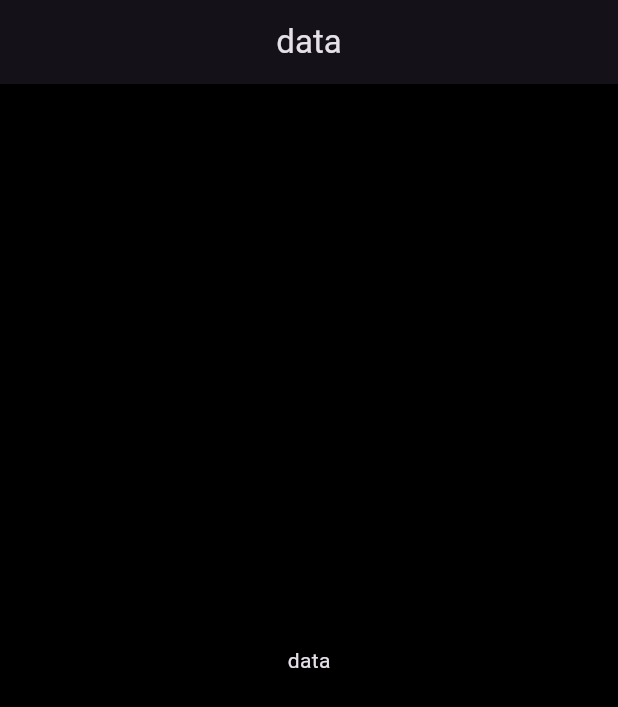
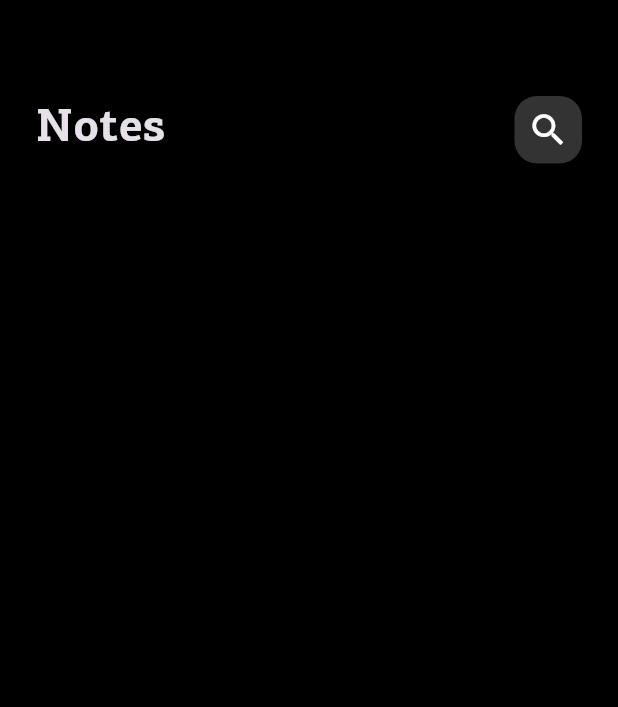
Before and after one commit to AhmedMaged1722/notes_app, a Flutter app: the screen it shows after launch, on a phone screen of 412 x 824 dp. Shown: the top 707 px of the screen. Run offline on Flutter 3.47's test engine with Material 3 defaults, Android fonts, the phone set to English and light mode, and no system bars.

Commit message:
Custom App Bar

```diff
--- a/lib/Views/notes_view.dart
+++ b/lib/Views/notes_view.dart
@@ -1,16 +1,14 @@
 import 'package:flutter/material.dart';
+import 'package:notes_app/Views/widgets/notes_view_body.dart';
+import 'package:notes_app/constans/color.dart';
 
 class NotesView extends StatelessWidget {
   const NotesView({super.key});
 
   @override
   Widget build(BuildContext context) {
-    return Scaffold(
-      appBar: AppBar(
-        centerTitle: true,
-        title: const Text('data'),
-      ),
-      body: const Center(child: Text('data')),
+    return const Scaffold(
+      body: NotesViewBody(),
     );
   }
 }
--- /dev/null
+++ b/lib/Views/widgets/custom_app_bar.dart
@@ -0,0 +1,26 @@
+import 'package:flutter/material.dart';
+import 'package:notes_app/Views/widgets/custom_icon.dart';
+
+class CustomAppBar extends StatelessWidget {
+  const CustomAppBar({super.key});
+
+  @override
+  Widget build(BuildContext context) {
+    return const Padding(
+      padding: EdgeInsets.all(16),
+      child: Row(
+        mainAxisAlignment: MainAxisAlignment.spaceBetween,
+        children: [
+          Text(
+            'Notes',
+            style: TextStyle(
+              fontFamily: 'PFA',
+              fontSize: 30,
+            ),
+          ),
+          CustomIcon(),
+        ],
+      ),
+    );
+  }
+}
--- /dev/null
+++ b/lib/Views/widgets/custom_icon.dart
@@ -0,0 +1,27 @@
+import 'package:flutter/material.dart';
+
+class CustomIcon extends StatelessWidget {
+  const CustomIcon({super.key});
+
+  @override
+  Widget build(BuildContext context) {
+    return Tooltip(
+      message: 'Search',
+      child: GestureDetector(
+        onTap: () {},
+        child: Container(
+          height: 45,
+          width: 45,
+          decoration: BoxDecoration(
+            borderRadius: BorderRadius.circular(15),
+            color: Colors.white.withOpacity(0.2),
+          ),
+          child: const Icon(
+            Icons.search,
+            size: 28,
+          ),
+        ),
+      ),
+    );
+  }
+}
--- /dev/null
+++ b/lib/Views/widgets/notes_view_body.dart
@@ -0,0 +1,21 @@
+import 'package:flutter/material.dart';
+import 'package:notes_app/Views/widgets/custom_app_bar.dart';
+
+class NotesViewBody extends StatelessWidget {
+  const NotesViewBody({super.key});
+
+  @override
+  Widget build(BuildContext context) {
+    return const Padding(
+      padding: EdgeInsets.all(8.0),
+      child: Column(
+        children: [
+          SizedBox(
+            height: 40,
+          ),
+          CustomAppBar(),
+        ],
+      ),
+    );
+  }
+}
--- /dev/null
+++ b/lib/constans/color.dart
@@ -0,0 +1,3 @@
+import 'package:flutter/material.dart';
+
+const kBlack = Colors.black;
--- a/lib/main.dart
+++ b/lib/main.dart
@@ -1,5 +1,6 @@
 import 'package:flutter/material.dart';
 import 'package:notes_app/Views/notes_view.dart';
+import 'package:notes_app/constans/color.dart';
 
 void main() {
   runApp(const MyApp());
@@ -15,7 +16,7 @@ class MyApp extends StatelessWidget {
       debugShowCheckedModeBanner: false,
       theme: ThemeData(
         brightness: Brightness.dark,
-        scaffoldBackgroundColor: Colors.black,
+        scaffoldBackgroundColor: kBlack,
       ),
       home: const NotesView(),
     );
```
Also changed, not shown: pubspec.yaml (+7 -10 lines), assets/fonts/PFAgoraSlabPro Bold.ttf (added).
